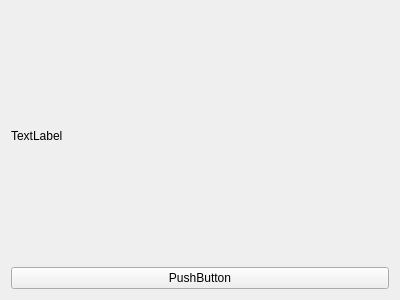
Qt form LoginExpiredDateWidget.ui (wruwami/TPCAM-M30) before a commit.
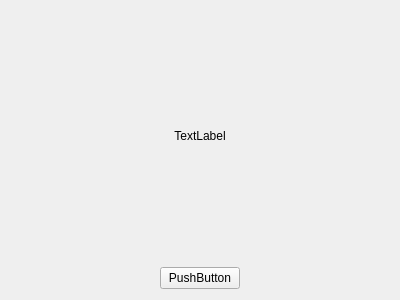
The same form after that commit.

Patch:
```diff
--- a/LoginExpiredDateWidget.ui
+++ b/LoginExpiredDateWidget.ui
@@ -15,21 +15,53 @@
   </property>
   <layout class="QVBoxLayout" name="verticalLayout_2">
    <item>
-    <layout class="QVBoxLayout" name="verticalLayout">
-     <item>
-      <widget class="QLabel" name="label">
-       <property name="text">
-        <string>TextLabel</string>
-       </property>
-      </widget>
+    <layout class="QGridLayout" name="gridLayout">
+     <item row="1" column="3">
+      <layout class="QHBoxLayout" name="horizontalLayout"/>
      </item>
-     <item>
+     <item row="1" column="1">
       <widget class="QPushButton" name="pushButton">
        <property name="text">
         <string>PushButton</string>
        </property>
       </widget>
      </item>
+     <item row="1" column="0">
+      <spacer name="horizontalSpacer">
+       <property name="orientation">
+        <enum>Qt::Horizontal</enum>
+       </property>
+       <property name="sizeHint" stdset="0">
+        <size>
+         <width>40</width>
+         <height>20</height>
+        </size>
+       </property>
+      </spacer>
+     </item>
+     <item row="1" column="2">
+      <spacer name="horizontalSpacer_2">
+       <property name="orientation">
+        <enum>Qt::Horizontal</enum>
+       </property>
+       <property name="sizeHint" stdset="0">
+        <size>
+         <width>40</width>
+         <height>20</height>
+        </size>
+       </property>
+      </spacer>
+     </item>
+     <item row="0" column="0" colspan="3">
+      <widget class="QLabel" name="label">
+       <property name="text">
+        <string>TextLabel</string>
+       </property>
+       <property name="alignment">
+        <set>Qt::AlignCenter</set>
+       </property>
+      </widget>
+     </item>
     </layout>
    </item>
   </layout>
```
